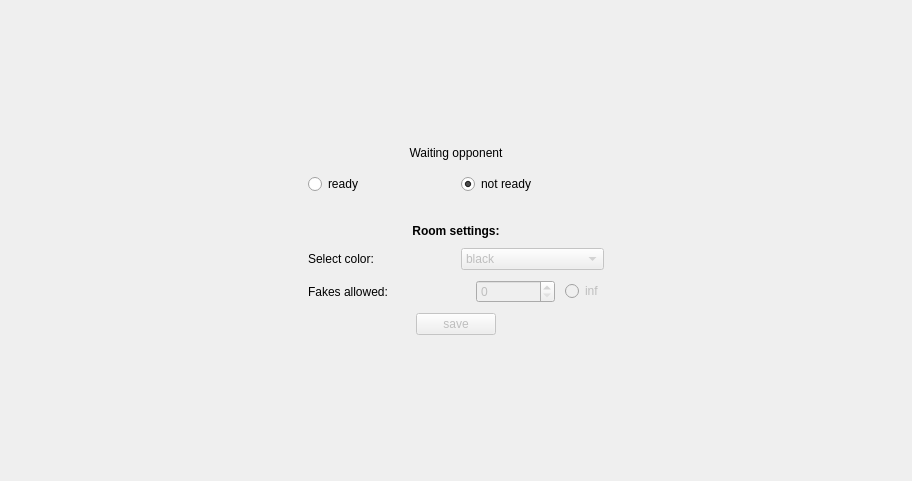
Old version of the form HiddenChess/Source/Widgets/GameConfirmationWidget/GameConfirmationWidget.ui in the repository Nekttuman/HiddenChess.
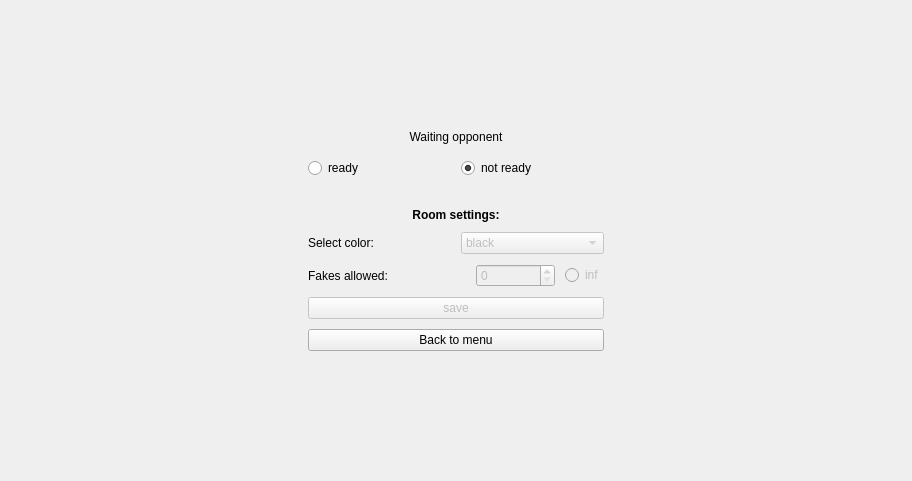
New version of the form.

Commit message: add back to menu btn in gameConfirmationWidget

The edit to the form file:
```diff
--- a/HiddenChess/Source/Widgets/GameConfirmationWidget/GameConfirmationWidget.ui
+++ b/HiddenChess/Source/Widgets/GameConfirmationWidget/GameConfirmationWidget.ui
@@ -176,7 +176,7 @@
         <bool>false</bool>
        </property>
        <property name="sizePolicy">
-        <sizepolicy hsizetype="Maximum" vsizetype="Fixed">
+        <sizepolicy hsizetype="Minimum" vsizetype="Fixed">
          <horstretch>0</horstretch>
          <verstretch>0</verstretch>
         </sizepolicy>
@@ -216,6 +216,19 @@
      </item>
     </layout>
    </item>
+   <item row="14" column="1">
+    <widget class="QPushButton" name="backToMenuBtn">
+     <property name="sizePolicy">
+      <sizepolicy hsizetype="Minimum" vsizetype="Fixed">
+       <horstretch>0</horstretch>
+       <verstretch>0</verstretch>
+      </sizepolicy>
+     </property>
+     <property name="text">
+      <string>Back to menu</string>
+     </property>
+    </widget>
+   </item>
   </layout>
  </widget>
  <resources/>
```
The commit also changes 3 other files.
